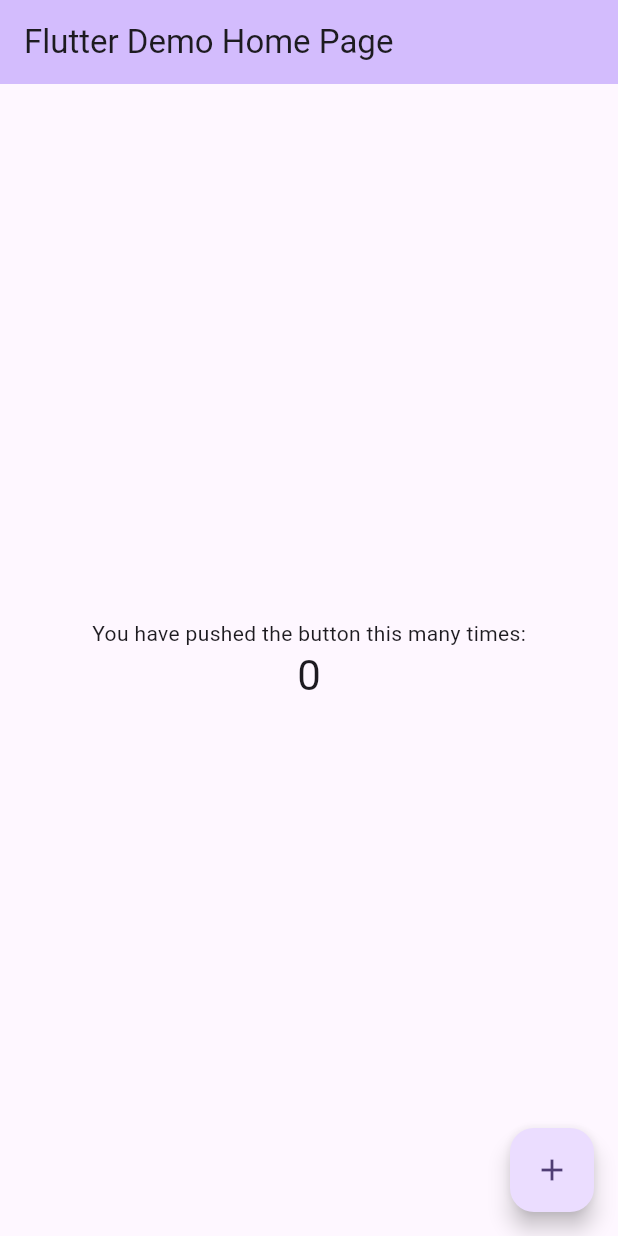
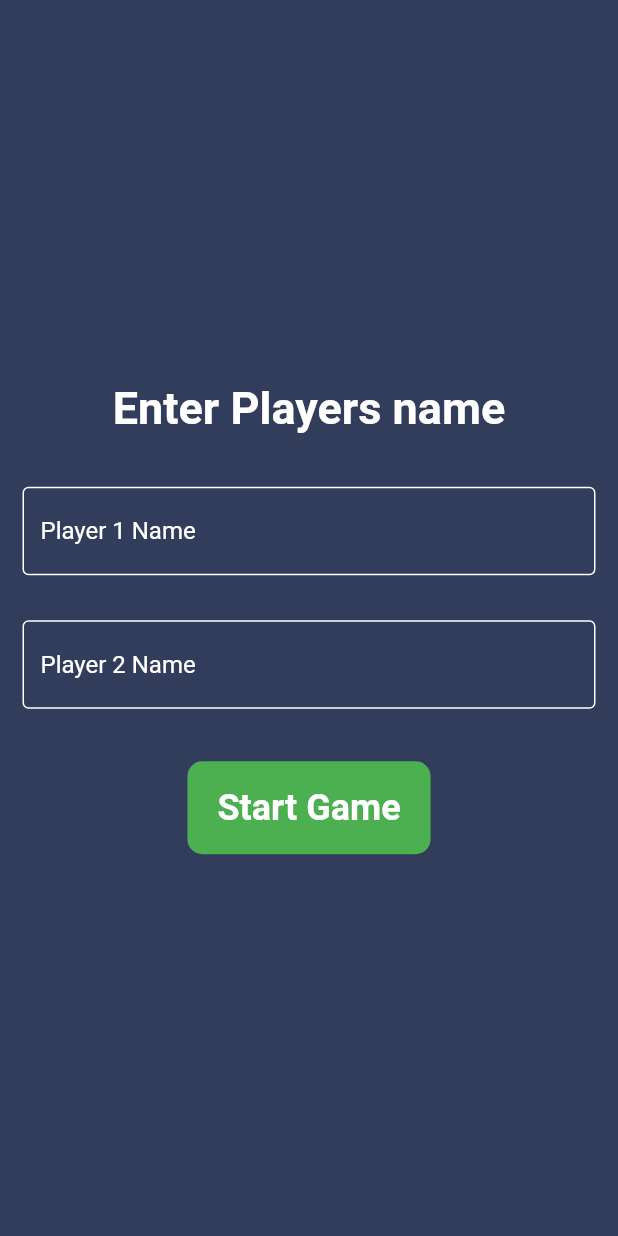
Before and after one commit to PavinDas/TicTacToe, a Flutter app: the screen it shows after launch, on a phone screen of 412 x 824 dp. Run offline on Flutter 3.47's test engine with Material 2 defaults, Android fonts, the phone set to English and light mode, and no system bars.

Commit message:
Player register page created

```diff
--- a/lib/main.dart
+++ b/lib/main.dart
@@ -1,125 +1,20 @@
 import 'package:flutter/material.dart';
+import 'package:tic_tac_toe/screen_home.dart';
 
 void main() {
-  runApp(const MyApp());
+  runApp(
+    const MyApp(),
+  );
 }
 
 class MyApp extends StatelessWidget {
   const MyApp({super.key});
 
-  // This widget is the root of your application.
   @override
   Widget build(BuildContext context) {
-    return MaterialApp(
-      title: 'Flutter Demo',
-      theme: ThemeData(
-        // This is the theme of your application.
-        //
-        // TRY THIS: Try running your application with "flutter run". You'll see
-        // the application has a blue toolbar. Then, without quitting the app,
-        // try changing the seedColor in the colorScheme below to Colors.green
-        // and then invoke "hot reload" (save your changes or press the "hot
-        // reload" button in a Flutter-supported IDE, or press "r" if you used
-        // the command line to start the app).
-        //
-        // Notice that the counter didn't reset back to zero; the application
-        // state is not lost during the reload. To reset the state, use hot
-        // restart instead.
-        //
-        // This works for code too, not just values: Most code changes can be
-        // tested with just a hot reload.
-        colorScheme: ColorScheme.fromSeed(seedColor: Colors.deepPurple),
-        useMaterial3: true,
-      ),
-      home: const MyHomePage(title: 'Flutter Demo Home Page'),
+    return const MaterialApp(
+      debugShowCheckedModeBanner: false,
+      home: ScreenHome(),
     );
   }
 }
-
-class MyHomePage extends StatefulWidget {
-  const MyHomePage({super.key, required this.title});
-
-  // This widget is the home page of your application. It is stateful, meaning
-  // that it has a State object (defined below) that contains fields that affect
-  // how it looks.
-
-  // This class is the configuration for the state. It holds the values (in this
-  // case the title) provided by the parent (in this case the App widget) and
-  // used by the build method of the State. Fields in a Widget subclass are
-  // always marked "final".
-
-  final String title;
-
-  @override
-  State<MyHomePage> createState() => _MyHomePageState();
-}
-
-class _MyHomePageState extends State<MyHomePage> {
-  int _counter = 0;
-
-  void _incrementCounter() {
-    setState(() {
-      // This call to setState tells the Flutter framework that something has
-      // changed in this State, which causes it to rerun the build method below
-      // so that the display can reflect the updated values. If we changed
-      // _counter without calling setState(), then the build method would not be
-      // called again, and so nothing would appear to happen.
-      _counter++;
-    });
-  }
-
-  @override
-  Widget build(BuildContext context) {
-    // This method is rerun every time setState is called, for instance as done
-    // by the _incrementCounter method above.
-    //
-    // The Flutter framework has been optimized to make rerunning build methods
-    // fast, so that you can just rebuild anything that needs updating rather
-    // than having to individually change instances of widgets.
-    return Scaffold(
-      appBar: AppBar(
-        // TRY THIS: Try changing the color here to a specific color (to
-        // Colors.amber, perhaps?) and trigger a hot reload to see the AppBar
-        // change color while the other colors stay the same.
-        backgroundColor: Theme.of(context).colorScheme.inversePrimary,
-        // Here we take the value from the MyHomePage object that was created by
-        // the App.build method, and use it to set our appbar title.
-        title: Text(widget.title),
-      ),
-      body: Center(
-        // Center is a layout widget. It takes a single child and positions it
-        // in the middle of the parent.
-        child: Column(
-          // Column is also a layout widget. It takes a list of children and
-          // arranges them vertically. By default, it sizes itself to fit its
-          // children horizontally, and tries to be as tall as its parent.
-          //
-          // Column has various properties to control how it sizes itself and
-          // how it positions its children. Here we use mainAxisAlignment to
-          // center the children vertically; the main axis here is the vertical
-          // axis because Columns are vertical (the cross axis would be
-          // horizontal).
-          //
-          // TRY THIS: Invoke "debug painting" (choose the "Toggle Debug Paint"
-          // action in the IDE, or press "p" in the console), to see the
-          // wireframe for each widget.
-          mainAxisAlignment: MainAxisAlignment.center,
-          children: <Widget>[
-            const Text(
-              'You have pushed the button this many times:',
-            ),
-            Text(
-              '$_counter',
-              style: Theme.of(context).textTheme.headlineMedium,
-            ),
-          ],
-        ),
-      ),
-      floatingActionButton: FloatingActionButton(
-        onPressed: _incrementCounter,
-        tooltip: 'Increment',
-        child: const Icon(Icons.add),
-      ), // This trailing comma makes auto-formatting nicer for build methods.
-    );
-  }
-}
--- /dev/null
+++ b/lib/screen_home.dart
@@ -0,0 +1,129 @@
+import 'package:flutter/material.dart';
+
+class ScreenHome extends StatefulWidget {
+  const ScreenHome({super.key});
+
+  @override
+  State<ScreenHome> createState() => _ScreenHomeState();
+}
+
+class _ScreenHomeState extends State<ScreenHome> {
+  final GlobalKey<FormState> _globalKey = GlobalKey<FormState>();
+  final TextEditingController player1controller = TextEditingController();
+  final TextEditingController player2controller = TextEditingController();
+  @override
+  Widget build(BuildContext context) {
+    return Scaffold(
+      backgroundColor: const Color(0xFF323D5B),
+      body: Form(
+        key: _globalKey,
+        child: Column(
+          mainAxisAlignment: MainAxisAlignment.center,
+          children: [
+            const Text(
+              'Enter Players name',
+              style: TextStyle(
+                fontSize: 30,
+                fontWeight: FontWeight.bold,
+                color: Colors.white,
+              ),
+            ),
+            const SizedBox(
+              height: 20,
+            ),
+            Padding(
+              padding: const EdgeInsets.all(15),
+              child: TextFormField(
+                controller: player1controller,
+                style: const TextStyle(
+                  color: Colors.white,
+                ),
+                decoration: const InputDecoration(
+                  focusedBorder: OutlineInputBorder(
+                    borderSide: BorderSide(color: Colors.white),
+                  ),
+                  focusedErrorBorder: OutlineInputBorder(
+                    borderSide: BorderSide(color: Colors.red),
+                  ),
+                  enabledBorder: OutlineInputBorder(
+                    borderSide: BorderSide(color: Colors.white),
+                  ),
+                  errorBorder: OutlineInputBorder(
+                    borderSide: BorderSide(color: Colors.red),
+                  ),
+                  hintText: 'Player 1 Name',
+                  hintStyle: TextStyle(
+                    color: Colors.white,
+                  ),
+                ),
+                validator: (value) {
+                  if (value == null || value.isEmpty) {
+                    return 'Please enter your name';
+                  }
+                  return null;
+                },
+              ),
+            ),
+            Padding(
+              padding: const EdgeInsets.all(15),
+              child: TextFormField(
+                controller: player2controller,
+                style: const TextStyle(
+                  color: Colors.white,
+                ),
+                decoration: const InputDecoration(
+                  focusedBorder: OutlineInputBorder(
+                    borderSide: BorderSide(color: Colors.white),
+                  ),
+                  focusedErrorBorder: OutlineInputBorder(
+                    borderSide: BorderSide(color: Colors.red),
+                  ),
+                  enabledBorder: OutlineInputBorder(
+                    borderSide: BorderSide(color: Colors.white),
+                  ),
+                  errorBorder: OutlineInputBorder(
+                    borderSide: BorderSide(color: Colors.red),
+                  ),
+                  hintText: 'Player 2 Name',
+                  hintStyle: TextStyle(
+                    color: Colors.white,
+                  ),
+                ),
+                validator: (value) {
+                  if (value == null || value.isEmpty) {
+                    return 'Please enter your name';
+                  }
+                  return null;
+                },
+              ),
+            ),
+            const SizedBox(
+              height: 20,
+            ),
+            InkWell(
+              onTap: () {},
+              child: Container(
+                decoration: BoxDecoration(
+                  color: Colors.green,
+                  borderRadius: BorderRadius.circular(10),
+                ),
+                padding: const EdgeInsets.symmetric(
+                  vertical: 17,
+                  horizontal: 20,
+                ),
+                child: const Text(
+                  'Start Game',
+                  style: TextStyle(
+                    color: Colors.white,
+                    fontWeight: FontWeight.bold,
+                    fontSize: 24,
+                  ),
+                ),
+              ),
+            ),
+          ],
+        ),
+      ),
+    );
+  }
+}
```
Also changed, not shown: lib/screen_game.dart (added).
